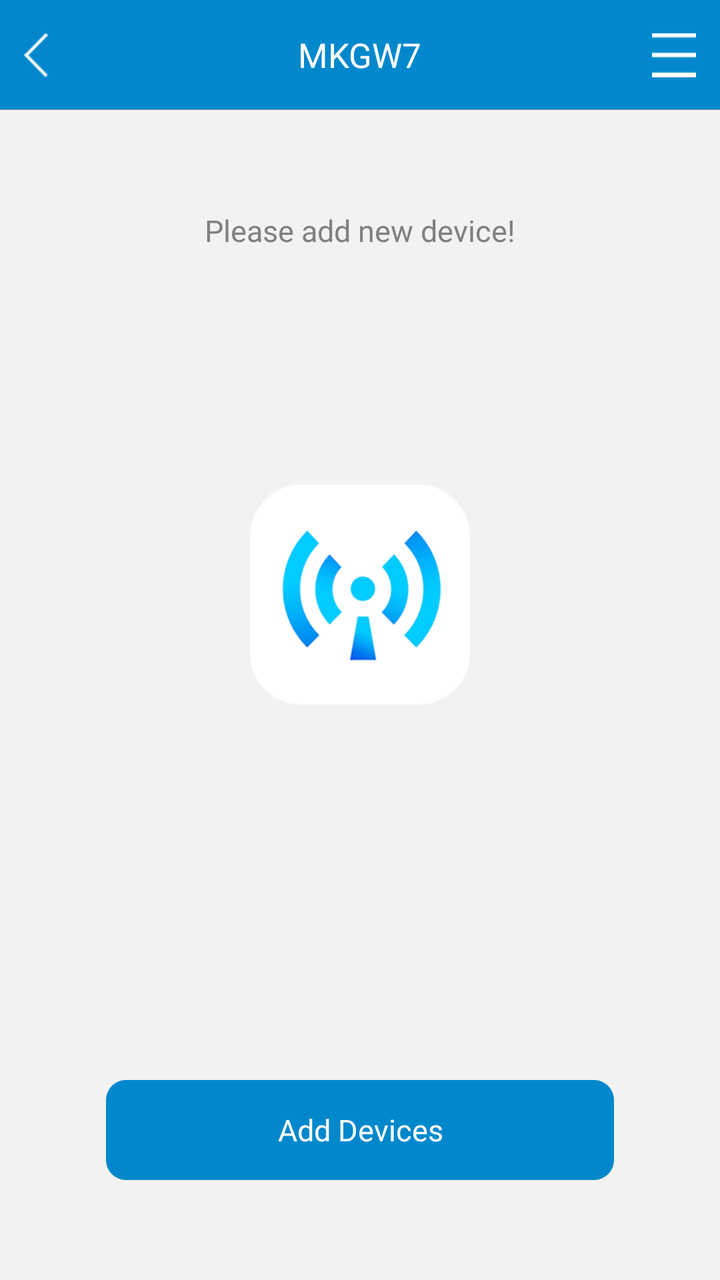
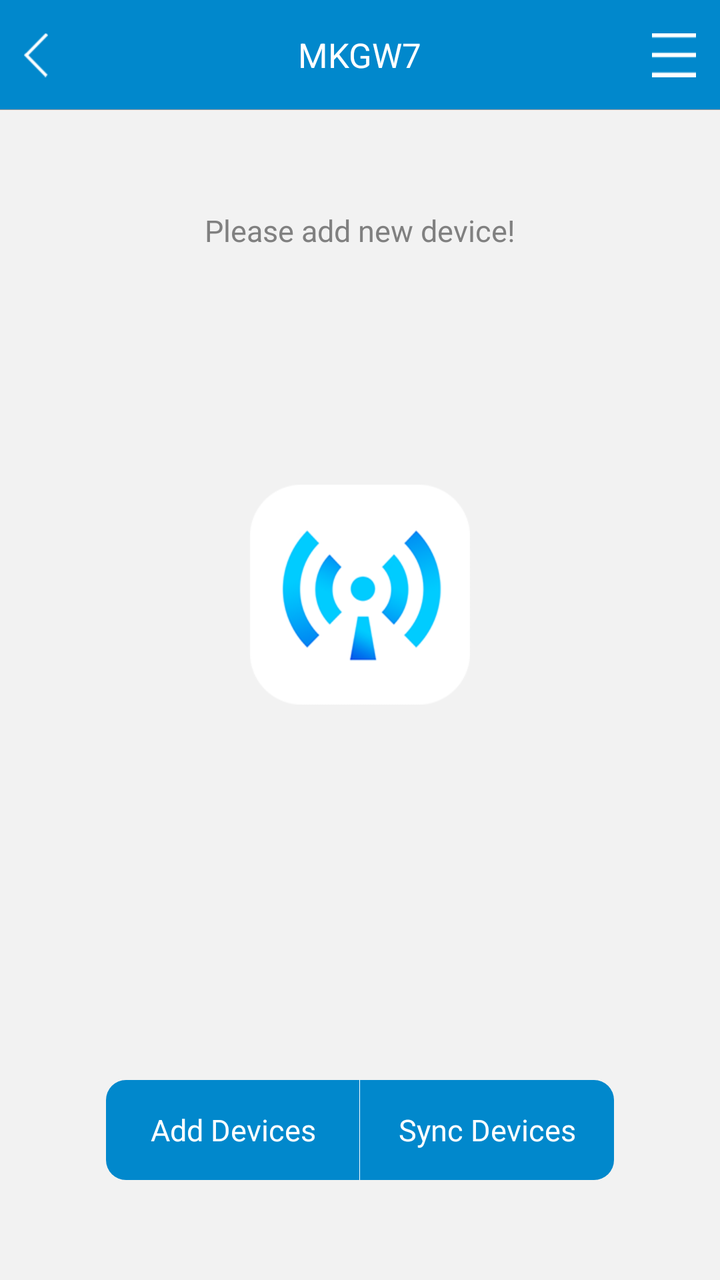

Screens rendered from an Android XML layout before and after an edit, with the pre-edit source and the edit as a unified diff.
<!-- AndroidManifest.xml: application theme LaunchActivityTheme -->
<!-- res/layout/activity_main_mkgw7.xml -->
<?xml version="1.0" encoding="utf-8"?>
<LinearLayout xmlns:android="http://schemas.android.com/apk/res/android"
    android:layout_width="match_parent"
    android:layout_height="match_parent"
    android:background="@color/grey_f2f2f2"
    android:orientation="vertical">

    <RelativeLayout
        android:layout_width="match_parent"
        android:layout_height="55dp"
        android:background="@color/blue_0188cc">

        <ImageView
            android:layout_width="wrap_content"
            android:layout_height="match_parent"
            android:clickable="true"
            android:onClick="onBack"
            android:paddingLeft="12dp"
            android:paddingRight="12dp"
            android:scaleType="fitCenter"
            android:src="@drawable/back" />

        <TextView
            android:id="@+id/tv_title"
            android:layout_width="wrap_content"
            android:layout_height="wrap_content"
            android:layout_centerInParent="true"
            android:text="@string/app_name"
            android:textColor="@color/white_ffffff"
            android:textSize="17sp" />

        <ImageView
            android:layout_width="wrap_content"
            android:layout_height="match_parent"
            android:layout_alignParentRight="true"
            android:clickable="true"
            android:onClick="setAppMQTTConfig"
            android:paddingLeft="12dp"
            android:paddingRight="12dp"
            android:src="@drawable/settings" />

        <View
            style="@style/divider_line"
            android:layout_alignParentBottom="true"
            android:background="@color/grey_999999" />
    </RelativeLayout>

    <RelativeLayout
        android:layout_width="match_parent"
        android:layout_height="0dp"
        android:layout_weight="1.0">

        <androidx.recyclerview.widget.RecyclerView
            android:id="@+id/rv_device_list"
            android:layout_width="match_parent"
            android:layout_height="match_parent"
            android:overScrollMode="never" />

        <RelativeLayout
            android:id="@+id/rl_empty"
            android:layout_width="match_parent"
            android:layout_height="match_parent"
            android:background="@color/grey_f2f2f2"
            android:visibility="visible">

            <TextView
                android:layout_width="wrap_content"
                android:layout_height="wrap_content"
                android:layout_centerHorizontal="true"
                android:layout_marginTop="50dp"
                android:text="@string/main_welcome"
                android:textColor="@color/grey_808080"
                android:textSize="15sp" />

            <ImageView
                android:layout_width="wrap_content"
                android:layout_height="wrap_content"
                android:layout_centerInParent="true"
                android:layout_marginTop="30dp"
                android:src="@drawable/empty_device" />
        </RelativeLayout>
    </RelativeLayout>


    <TextView
        android:layout_width="match_parent"
        android:layout_height="50dp"
        android:layout_marginLeft="53dp"
        android:layout_marginRight="53dp"
        android:layout_marginBottom="50dp"
        android:background="@drawable/shape_corner_btn_bg"
        android:clickable="true"
        android:gravity="center"
        android:onClick="mainAddDevices"
        android:text="@string/main_add_device"
        android:textColor="@color/white_ffffff"
        android:textSize="15sp" />
</LinearLayout>
<!-- resources referenced by this layout -->
<resources>
  <color name="blue_0188cc">#0188cc</color>
  <color name="grey_808080">#808080</color>
  <color name="grey_999999">#999999</color>
  <color name="grey_f2f2f2">#f2f2f2</color>
  <color name="white_ffffff">#ffffff</color>
  <!-- drawable back: png bitmap (drawable-xhdpi, 1425 bytes) -->
  <!-- drawable empty_device: png bitmap (drawable-xhdpi, 14302 bytes) -->
  <!-- drawable settings: png bitmap (drawable-xhdpi, 1009 bytes) -->
  <!-- drawable shape_corner_btn_bg (drawable) -->
  <?xml version="1.0" encoding="utf-8"?>
  <shape xmlns:android="http://schemas.android.com/apk/res/android"
      android:shape="rectangle">
      <corners android:radius="10dp" />
      <solid android:color="@color/blue_0188cc" />
  </shape>
  <string name="app_name">MKGW7</string>
  <string name="main_add_device">Add Devices</string>
  <string name="main_welcome">Please add new device!</string>
  <style name="divider_line">
          <item name="android:layout_width">match_parent</item>
          <item name="android:layout_height">1px</item>
          <item name="android:background">@color/grey_b3b3b3</item>
      </style>
  <style name="LaunchActivityTheme" parent="android:Theme.Holo.Light.NoActionBar">
          <item name="android:windowBackground">@android:color/transparent</item>
          <item name="android:colorBackground">@android:color/transparent</item>
          <item name="android:colorForeground">@android:color/transparent</item>
      </style>
  <color name="grey_b3b3b3">#b3b3b3</color>
</resources>

<!-- the commit's change to res/layout/activity_main_mkgw7.xml (unified diff, before → after) -->
@@ -81,18 +81,38 @@
         </RelativeLayout>
     </RelativeLayout>
 
-
-    <TextView
+    <LinearLayout
         android:layout_width="match_parent"
         android:layout_height="50dp"
         android:layout_marginLeft="53dp"
         android:layout_marginRight="53dp"
         android:layout_marginBottom="50dp"
-        android:background="@drawable/shape_corner_btn_bg"
-        android:clickable="true"
-        android:gravity="center"
-        android:onClick="mainAddDevices"
-        android:text="@string/main_add_device"
-        android:textColor="@color/white_ffffff"
-        android:textSize="15sp" />
+        android:background="@drawable/shape_corner_btn_bg">
+
+        <TextView
+            android:layout_width="0dp"
+            android:layout_height="match_parent"
+            android:layout_weight="1.0"
+            android:clickable="true"
+            android:gravity="center"
+            android:onClick="mainAddDevices"
+            android:text="@string/main_add_device"
+            android:textColor="@color/white_ffffff"
+            android:textSize="15sp" />
+
+        <View
+            style="@style/divider_line_vertical"
+            android:background="@color/white_ffffff" />
+
+        <TextView
+            android:layout_width="0dp"
+            android:layout_height="match_parent"
+            android:layout_weight="1.0"
+            android:clickable="true"
+            android:gravity="center"
+            android:onClick="mainSyncDevices"
+            android:text="@string/main_sync_device"
+            android:textColor="@color/white_ffffff"
+            android:textSize="15sp" />
+    </LinearLayout>
 </LinearLayout>
<!-- resource entries referenced after the edit -->
@@ -17,10 +17,16 @@
   </shape>
   <string name="app_name">MKGW7</string>
   <string name="main_add_device">Add Devices</string>
+  <string name="main_sync_device">Sync Devices</string>
   <string name="main_welcome">Please add new device!</string>
   <style name="divider_line">
           <item name="android:layout_width">match_parent</item>
           <item name="android:layout_height">1px</item>
+          <item name="android:background">@color/grey_b3b3b3</item>
+      </style>
+  <style name="divider_line_vertical">
+          <item name="android:layout_width">1px</item>
+          <item name="android:layout_height">match_parent</item>
           <item name="android:background">@color/grey_b3b3b3</item>
       </style>
   <style name="LaunchActivityTheme" parent="android:Theme.Holo.Light.NoActionBar">
